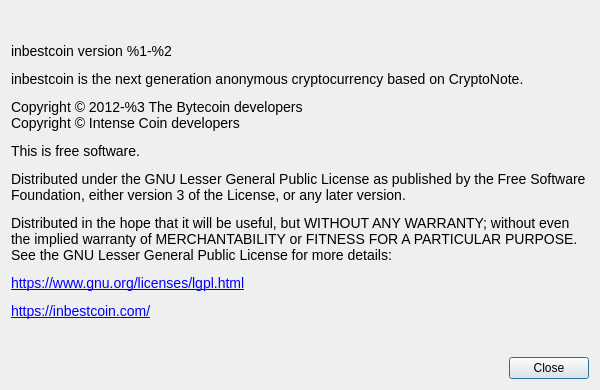
Old version of the form src/Gui/Common/AboutDialog.ui in the repository coinchangemarket/coinchange-gui.
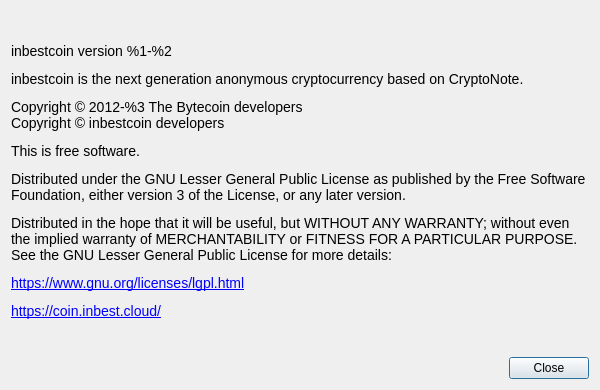
New version of the form. Custom widgets are drawn as their Qt base class.

Diff of the .ui file:
```diff
--- a/src/Gui/Common/AboutDialog.ui
+++ b/src/Gui/Common/AboutDialog.ui
@@ -41,7 +41,7 @@
       </sizepolicy>
      </property>
      <property name="text">
-      <string>&lt;html&gt;&lt;head/&gt;&lt;body&gt;&lt;p&gt;&lt;span style=&quot; font-family:'Open Sans'; font-size:14px;&quot;&gt;inbestcoin version %1-%2&lt;/span&gt;&lt;/p&gt;&lt;p&gt;&lt;span style=&quot; font-family:'Open Sans'; font-size:14px;&quot;&gt;inbestcoin is the next generation anonymous cryptocurrency based on CryptoNote.&lt;/span&gt;&lt;/p&gt;&lt;p&gt;&lt;span style=&quot; font-family:'Open Sans'; font-size:14px;&quot;&gt;Copyright © 2012-%3 The Bytecoin developers&lt;br&gt;Copyright © Intense Coin developers&lt;/span&gt;&lt;/p&gt;&lt;p&gt;&lt;span style=&quot; font-family:'Open Sans'; font-size:14px;&quot;&gt;This is free software.&lt;/span&gt;&lt;/p&gt;&lt;p&gt;&lt;span style=&quot; font-family:'Open Sans'; font-size:14px;&quot;&gt;Distributed under the GNU Lesser General Public License as published by the Free Software Foundation, either version 3 of the License, or any later version.&lt;/span&gt;&lt;/p&gt;&lt;p&gt;&lt;span style=&quot; font-family:'Open Sans'; font-size:14px;&quot;&gt;Distributed in the hope that it will be useful, but WITHOUT ANY WARRANTY; without even the implied warranty of MERCHANTABILITY or FITNESS FOR A PARTICULAR PURPOSE. See the GNU Lesser General Public License for more details:&lt;/span&gt;&lt;/p&gt;&lt;p&gt;&lt;a href=&quot;https://www.gnu.org/licenses/lgpl.html&quot;&gt;&lt;span style=&quot; font-family:'Open Sans'; font-size:14px; text-decoration: underline; color:#0000ff;&quot;&gt;https://www.gnu.org/licenses/lgpl.html&lt;/span&gt;&lt;/a&gt;&lt;/p&gt;&lt;p&gt;&lt;a href=&quot;https://inbestcoin.com/&quot;&gt;&lt;span style=&quot; font-family:'Open Sans'; font-size:14px; text-decoration: underline; color:#0000ff;&quot;&gt;https://inbestcoin.com/&lt;/span&gt;&lt;/a&gt;&lt;/p&gt;&lt;/body&gt;&lt;/html&gt;</string>
+      <string>&lt;html&gt;&lt;head/&gt;&lt;body&gt;&lt;p&gt;&lt;span style=&quot; font-family:'Open Sans'; font-size:14px;&quot;&gt;inbestcoin version %1-%2&lt;/span&gt;&lt;/p&gt;&lt;p&gt;&lt;span style=&quot; font-family:'Open Sans'; font-size:14px;&quot;&gt;inbestcoin is the next generation anonymous cryptocurrency based on CryptoNote.&lt;/span&gt;&lt;/p&gt;&lt;p&gt;&lt;span style=&quot; font-family:'Open Sans'; font-size:14px;&quot;&gt;Copyright © 2012-%3 The Bytecoin developers&lt;br&gt;Copyright © inbestcoin developers&lt;/span&gt;&lt;/p&gt;&lt;p&gt;&lt;span style=&quot; font-family:'Open Sans'; font-size:14px;&quot;&gt;This is free software.&lt;/span&gt;&lt;/p&gt;&lt;p&gt;&lt;span style=&quot; font-family:'Open Sans'; font-size:14px;&quot;&gt;Distributed under the GNU Lesser General Public License as published by the Free Software Foundation, either version 3 of the License, or any later version.&lt;/span&gt;&lt;/p&gt;&lt;p&gt;&lt;span style=&quot; font-family:'Open Sans'; font-size:14px;&quot;&gt;Distributed in the hope that it will be useful, but WITHOUT ANY WARRANTY; without even the implied warranty of MERCHANTABILITY or FITNESS FOR A PARTICULAR PURPOSE. See the GNU Lesser General Public License for more details:&lt;/span&gt;&lt;/p&gt;&lt;p&gt;&lt;a href=&quot;https://www.gnu.org/licenses/lgpl.html&quot;&gt;&lt;span style=&quot; font-family:'Open Sans'; font-size:14px; text-decoration: underline; color:#0000ff;&quot;&gt;https://www.gnu.org/licenses/lgpl.html&lt;/span&gt;&lt;/a&gt;&lt;/p&gt;&lt;p&gt;&lt;a href=&quot;https://coin.inbest.cloud/&quot;&gt;&lt;span style=&quot; font-family:'Open Sans'; font-size:14px; text-decoration: underline; color:#0000ff;&quot;&gt;https://coin.inbest.cloud/&lt;/span&gt;&lt;/a&gt;&lt;/p&gt;&lt;/body&gt;&lt;/html&gt;</string>
      </property>
      <property name="textFormat">
       <enum>Qt::RichText</enum>
```
